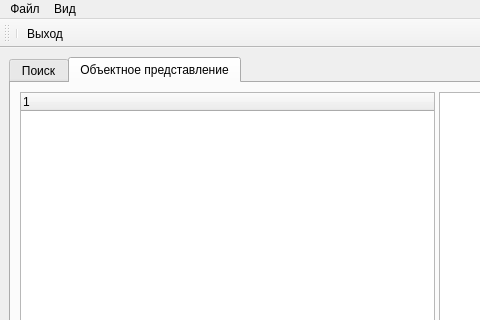
First picture: the form in mainwindow.ui, repository VladisGol/platon-accs, before the edit; both pictures show x 0 to 480 and y 0 to 320 of the 874 by 744 pixel window.
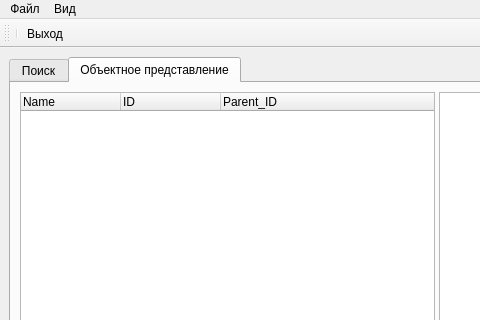
Second picture: the form after the edit. Icons and pictures are not drawn. Custom widgets are drawn as their Qt base class.

```diff
--- a/mainwindow.ui
+++ b/mainwindow.ui
@@ -19,6 +19,9 @@
       <property name="cursor" >
        <cursorShape>WaitCursor</cursorShape>
       </property>
+      <property name="styleSheet" >
+       <string notr="true" >font: 10pt "Albany AMT";</string>
+      </property>
       <property name="currentIndex" >
        <number>1</number>
       </property>
@@ -43,7 +46,26 @@
           <property name="orientation" >
            <enum>Qt::Horizontal</enum>
           </property>
-          <widget class="QTreeWidget" name="treeWidget" />
+          <widget class="QEidosTreeWidget" name="EidosTreeWidget" >
+           <property name="styleSheet" >
+            <string notr="true" >font: 10pt "Arial";</string>
+           </property>
+           <column>
+            <property name="text" >
+             <string>Name</string>
+            </property>
+           </column>
+           <column>
+            <property name="text" >
+             <string>ID</string>
+            </property>
+           </column>
+           <column>
+            <property name="text" >
+             <string>Parent_ID</string>
+            </property>
+           </column>
+          </widget>
           <widget class="QSplitter" name="splitter" >
            <property name="orientation" >
             <enum>Qt::Vertical</enum>
@@ -148,6 +170,13 @@
    </property>
   </action>
  </widget>
+ <customwidgets>
+  <customwidget>
+   <class>QEidosTreeWidget</class>
+   <extends>QTreeWidget</extends>
+   <header>qeidostreewidget.h</header>
+  </customwidget>
+ </customwidgets>
  <resources/>
  <connections>
   <connection>
```
Left out of the diff: 25 changed lines with no effect on the pictures.
